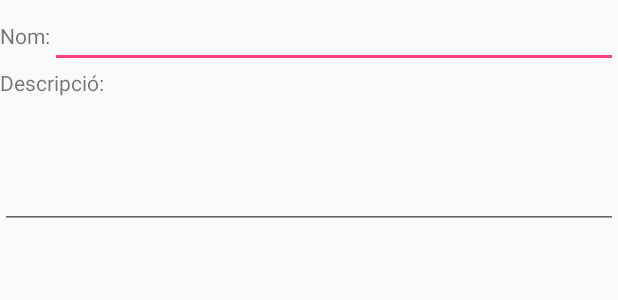
After one commit to kikones34/timeTrackerAndroid, an Android app: the layout fragment_editar_activitat.xml on its own in the app's theme, with its tools: preview values and no code run, on a phone screen of 412 x 824 dp. The commit adds this screen. Shown: the top 300 px of the screen. Run offline under Robolectric (Android 15) with nearby library versions, the light colour scheme and no system bars.

Commit message:
Update
0.72

```diff
--- a/app/src/main/java/com/example/joans/timetracker/DadesActivitatComparator.java
+++ b/app/src/main/java/com/example/joans/timetracker/DadesActivitatComparator.java
@@ -11,6 +11,6 @@ public class DadesActivitatComparator implements Comparator<PackDadesActivitatPo
 public int compare(PackDadesActivitatPosition a, PackDadesActivitatPosition b) {
         DadesActivitat da1 = a.getDades();
         DadesActivitat da2 = b.getDades();
-        return da1.getNom().compareTo(da2.getNom());
+        return da1.getNom().toLowerCase().compareTo(da2.getNom().toLowerCase());
     }
 }
--- a/app/src/main/java/com/example/joans/timetracker/FormulariCrearActivitatActivity.java
+++ b/app/src/main/java/com/example/joans/timetracker/FormulariCrearActivitatActivity.java
@@ -141,11 +141,11 @@ public class FormulariCrearActivitatActivity extends AppCompatActivity {
             String tipus = scr_tipus.getSelectedItem().toString();
 
             if (nom.isEmpty()) {
-                Toast toast = Toast.makeText(FormulariCrearActivitatActivity.this, "nom buit", Toast.LENGTH_SHORT);
+                Toast toast = Toast.makeText(FormulariCrearActivitatActivity.this, R.string.nom_buit, Toast.LENGTH_SHORT);
                 toast.show();
             } else {
                 if (descripcio.isEmpty()) {
-                    Toast toast = Toast.makeText(FormulariCrearActivitatActivity.this, "descripció buit", Toast.LENGTH_SHORT);
+                    Toast toast = Toast.makeText(FormulariCrearActivitatActivity.this, R.string.descripcio_buida, Toast.LENGTH_SHORT);
                     toast.show();
                 } else {
                     intent.putExtra("nom", nom);
--- a/app/src/main/java/com/example/joans/timetracker/MesDetallsActivity.java
+++ b/app/src/main/java/com/example/joans/timetracker/MesDetallsActivity.java
@@ -32,8 +32,10 @@ public class MesDetallsActivity extends AppCompatActivity {
         nom.setText(da.getNom());
         descripcio.setText(da.getDescripcio());
         SimpleDateFormat formatter = new SimpleDateFormat();
-        data_inici.setText(formatter.format(da.getDataInicial()));
-        data_fi.setText(formatter.format(da.getDataFinal()));
+
+        data_inici.setText(da.getDataInicial() == null ? "---" : formatter.format(da.getDataInicial()));
+
+        data_fi.setText(da.getDataFinal() == null ? "---" : formatter.format(da.getDataFinal()));
         durada.setText(String.format("%02dh %02dm %02ds", da.getHores(), da.getMinuts(), da.getSegons()));
     }
 }
--- a/app/src/main/java/nucli/Projecte.java
+++ b/app/src/main/java/nucli/Projecte.java
@@ -65,7 +65,9 @@ public class Projecte extends Activitat {
     public boolean isAlgunaActivitatEngegada() {
         for (Activitat act : activitats) {
             if (act.getClass().getName().endsWith("Projecte")) {
-                ((Projecte) act).isAlgunaActivitatEngegada();
+                if ( ((Projecte) act).isAlgunaActivitatEngegada() ) {
+                    return true;
+                }
             } else {
                 if (((Tasca) act).isCronometreEngegat()) {
                     return true;
--- /dev/null
+++ b/app/src/main/res/layout/fragment_editar_activitat.xml
@@ -0,0 +1,44 @@
+<?xml version="1.0" encoding="utf-8"?>
+<LinearLayout
+    xmlns:android="http://schemas.android.com/apk/res/android"
+    xmlns:tools="http://schemas.android.com/tools"
+    android:layout_width="match_parent"
+    android:layout_height="match_parent"
+    android:orientation="vertical">
+
+    <LinearLayout
+        android:layout_width="match_parent"
+        android:layout_height="wrap_content"
+        android:orientation="horizontal">
+
+        <TextView
+            android:id="@+id/textView6"
+            android:layout_width="wrap_content"
+            android:layout_height="wrap_content"
+            android:layout_weight="0"
+            tools:text="@string/formulari_nom_activitat" />
+
+        <EditText
+            android:id="@+id/edit_nom"
+            android:layout_width="wrap_content"
+            android:layout_height="wrap_content"
+            android:layout_weight="1"
+            android:singleLine="true" />
+    </LinearLayout>
+
+    <TextView
+        android:id="@+id/textView8"
+        android:layout_width="match_parent"
+        android:layout_height="wrap_content"
+        android:layout_weight="0"
+        tools:text="@string/formulari_descripcio" />
+
+    <EditText
+        android:id="@+id/edit_descripcio"
+        android:layout_width="match_parent"
+        android:layout_height="wrap_content"
+        android:layout_weight="0"
+        android:inputType="textMultiLine"
+        android:lines="3" />
+
+</LinearLayout>
--- a/app/src/main/res/layout/listview_activity.xml
+++ b/app/src/main/res/layout/listview_activity.xml
@@ -11,6 +11,7 @@
         android:layout_width="0dp"
         android:layout_height="40dp"
         android:layout_weight="0.1"
+        android:layout_marginEnd="10dp"
         app:srcCompat="@android:drawable/sym_contact_card" />
 
     <LinearLayout
--- a/app/src/main/res/values/strings.xml
+++ b/app/src/main/res/values/strings.xml
@@ -21,4 +21,8 @@
     <string name="array_opcions_dialog_md">Més detalls</string>
     <string name="array_opcions_dialog_ed">Editar</string>
     <string name="array_opcions_dialog_el">Eliminar</string>
+    <string name="edit_dialog">Editar activitat</string>
+    <string name="OK">Acceptar</string>
+    <string name="nom_buit">Nom buit</string>
+    <string name="descripcio_buida">Descripció buida</string>
 </resources>
```
Also changed, not shown: app/src/main/java/com/example/joans/timetracker/EditarActivitatFragment.java (added, +60 -0 lines), app/src/main/java/com/example/joans/timetracker/GestorArbreActivitats.java (+21 -3 lines), app/src/main/java/com/example/joans/timetracker/LlistaActivitatsActivity.java (+27 -1 lines), app/src/main/java/com/example/joans/timetracker/OpcionsDialogFragment.java (+7 -11 lines).
